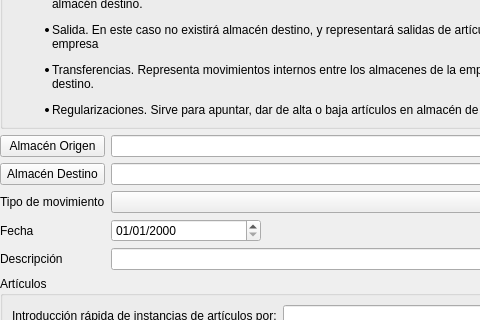
The window that es.alephsistemas.gestion.almacen/stocksmovimientos.dbrecord.ui (dpinelo/AlephERP-MainModules) describes before a commit, drawn with Qt 5; both pictures show x 0 to 480 and y 86 to 406 of the 742 by 612 pixel window.
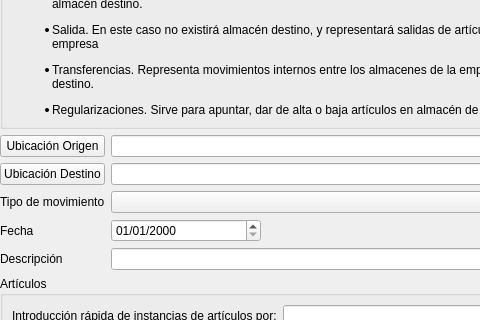
The same window after the commit. Custom widgets are drawn as their Qt base class.

The edit to the form file:
```diff
--- a/es.alephsistemas.gestion.almacen/stocksmovimientos.dbrecord.ui
+++ b/es.alephsistemas.gestion.almacen/stocksmovimientos.dbrecord.ui
@@ -120,7 +120,7 @@
      <item row="1" column="0">
       <widget class="DBChooseRecordButton" name="db_idalmacendestino">
        <property name="text">
-        <string>Almacén Destino</string>
+        <string>Ubicación Destino</string>
        </property>
        <property name="fieldName">
         <string>idalmacendestino</string>
@@ -143,7 +143,7 @@
      <item row="0" column="0">
       <widget class="DBChooseRecordButton" name="db_idalmacenorigen">
        <property name="text">
-        <string>Almacén Origen</string>
+        <string>Ubicación Origen</string>
        </property>
        <property name="fieldName">
         <string>idalmacenorigen</string>
```
Left out of the diff: 28 changed lines with no effect on the pictures.
